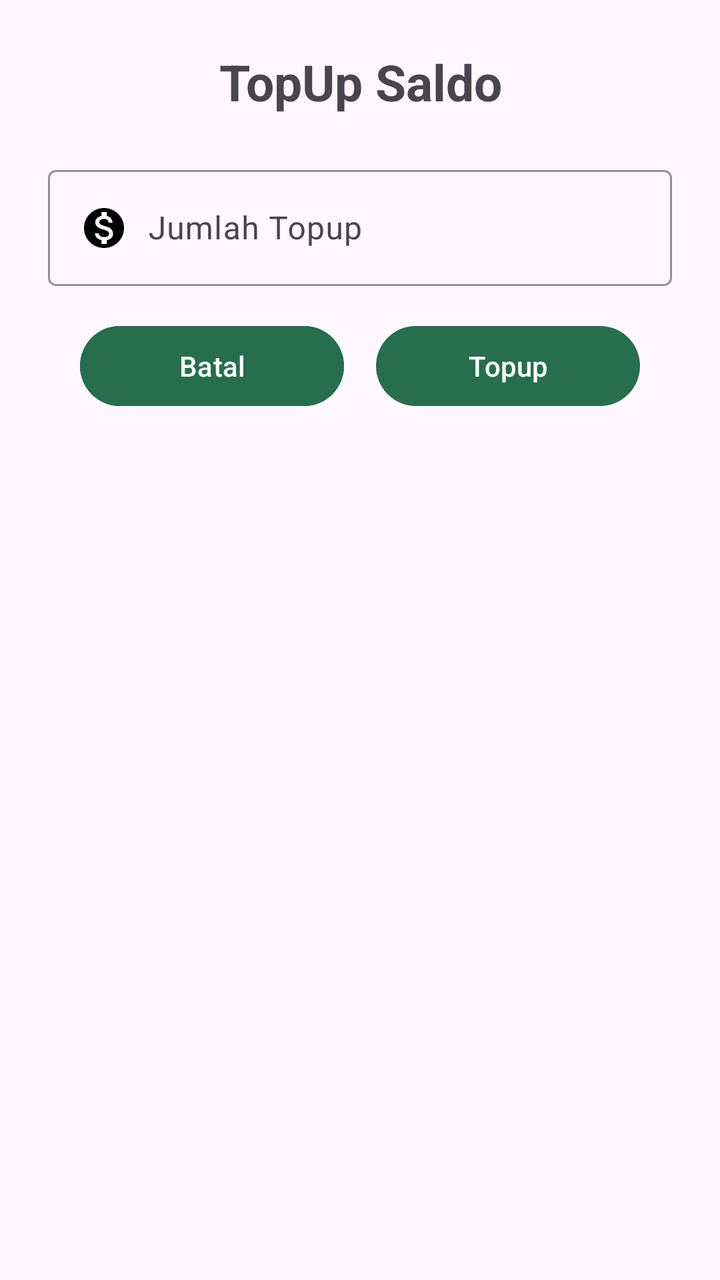
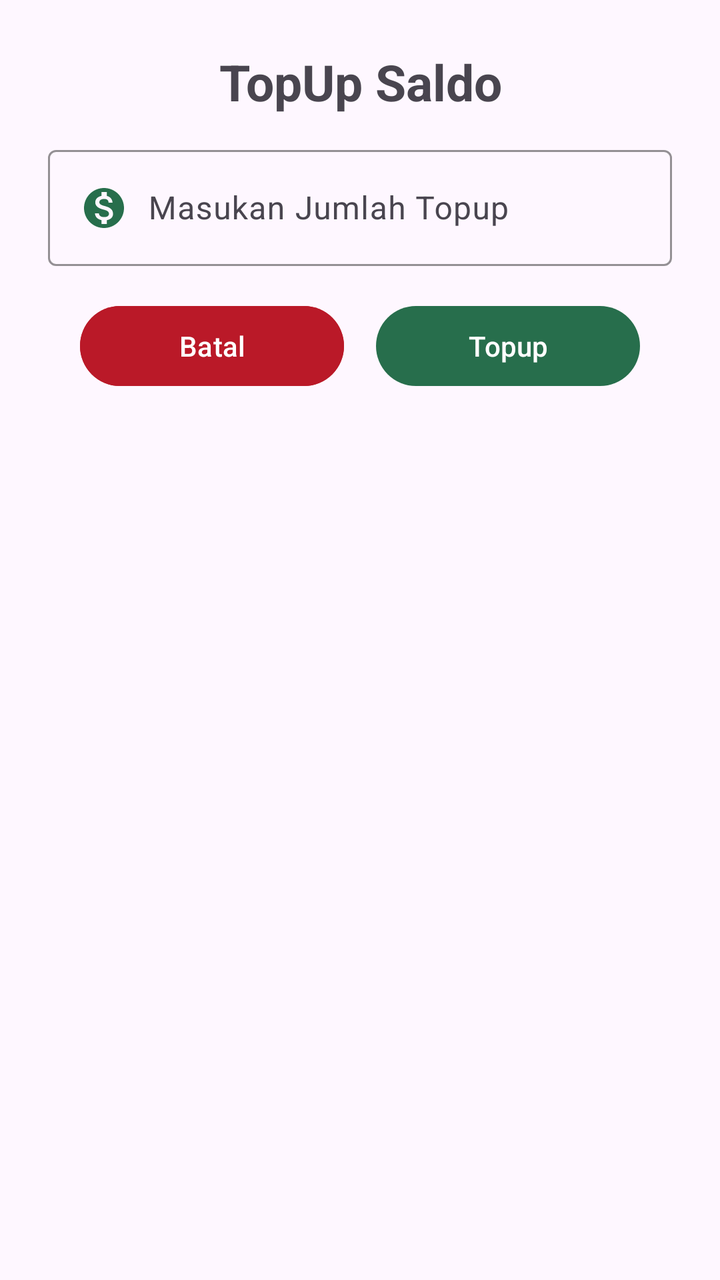

The first picture is an Android layout as it rendered before a commit; the second is the same layout after the commit. The layout source and the unified diff follow.
<!-- AndroidManifest.xml: application theme Base.Theme.MarketPay -->
<!-- res/layout/fragment_topup.xml -->
<?xml version="1.0" encoding="utf-8"?>
<LinearLayout xmlns:android="http://schemas.android.com/apk/res/android"
    xmlns:app="http://schemas.android.com/apk/res-auto"
    android:orientation="vertical"
    android:padding="24dp"
    android:layout_width="match_parent"
    android:layout_height="wrap_content">

    <TextView
        android:id="@+id/txtTitle"
        android:layout_width="match_parent"
        android:layout_height="wrap_content"
        android:text="TopUp Saldo"
        android:textSize="25sp"
        android:textStyle="bold"
        android:gravity="center"
        android:layout_marginBottom="12dp"/>

    <com.google.android.material.textfield.TextInputLayout
        android:layout_width="match_parent"
        android:layout_height="wrap_content"
        android:layout_marginTop="10dp"
        android:hint="Jumlah Topup"
        app:boxStrokeColor="@color/green"
        app:hintTextColor="@color/green">
        <com.google.android.material.textfield.TextInputEditText
            android:id="@+id/txtTopup"
            android:layout_width="match_parent"
            android:layout_height="wrap_content"
            android:drawablePadding="10dp"
            android:inputType="number"
            android:maxLength="6"
            android:drawableStart="@drawable/ic_money"
            android:textColor="@color/black" />
    </com.google.android.material.textfield.TextInputLayout>


    <LinearLayout
        android:layout_width="match_parent"
        android:layout_height="wrap_content"
        android:orientation="horizontal"
        android:paddingHorizontal="16dp"
        android:gravity="center"
        android:layout_marginTop="16dp">
        <Button
            android:id="@+id/btnCancel"
            android:layout_width="0dp"
            android:layout_height="wrap_content"
            android:layout_weight="1"
            android:text="Batal"
            android:backgroundTint="@color/green"
            android:foreground="?attr/selectableItemBackground"/>
        <Space
            android:layout_width="16dp"
            android:layout_height="wrap_content" />
        <com.google.android.material.button.MaterialButton
            android:id="@+id/btnTopup"
            android:layout_width="0dp"
            android:layout_height="wrap_content"
            android:layout_weight="1"
            android:text="Topup"
            android:textColor="@android:color/white"
            app:backgroundTint="@color/green"
            app:rippleColor="@color/white" />

    </LinearLayout>

</LinearLayout>
<!-- resources referenced by this layout -->
<resources>
  <color name="black">#FF000000</color>
  <color name="green">#276e4c</color>
  <color name="white">#FFFFFFFF</color>
  <!-- drawable ic_money (drawable) -->
  <vector xmlns:android="http://schemas.android.com/apk/res/android" android:height="24dp" android:tint="#000000" android:viewportHeight="24" android:viewportWidth="24" android:width="24dp">
        
      <path android:fillColor="@android:color/white" android:pathData="M12,2C6.48,2 2,6.48 2,12s4.48,10 10,10 10,-4.48 10,-10S17.52,2 12,2zM13.41,18.09L13.41,20h-2.67v-1.93c-1.71,-0.36 -3.16,-1.46 -3.27,-3.4h1.96c0.1,1.05 0.82,1.87 2.65,1.87 1.96,0 2.4,-0.98 2.4,-1.59 0,-0.83 -0.44,-1.61 -2.67,-2.14 -2.48,-0.6 -4.18,-1.62 -4.18,-3.67 0,-1.72 1.39,-2.84 3.11,-3.21L10.74,4h2.67v1.95c1.86,0.45 2.79,1.86 2.85,3.39L14.3,9.34c-0.05,-1.11 -0.64,-1.87 -2.22,-1.87 -1.5,0 -2.4,0.68 -2.4,1.64 0,0.84 0.65,1.39 2.67,1.91s4.18,1.39 4.18,3.91c-0.01,1.83 -1.38,2.83 -3.12,3.16z"/>
      
  </vector>
  <style name="Base.Theme.MarketPay" parent="Theme.Material3.DayNight.NoActionBar">
          <item name="android:statusBarColor">@color/green</item>
          <item name="android:windowLightStatusBar">false</item>
      </style>
</resources>

<!-- the commit's change to res/layout/fragment_topup.xml (unified diff, before → after) -->
@@ -19,8 +19,7 @@
     <com.google.android.material.textfield.TextInputLayout
         android:layout_width="match_parent"
         android:layout_height="wrap_content"
-        android:layout_marginTop="10dp"
-        android:hint="Jumlah Topup"
+        android:hint="Masukan Jumlah Topup"
         app:boxStrokeColor="@color/green"
         app:hintTextColor="@color/green">
         <com.google.android.material.textfield.TextInputEditText
@@ -31,9 +30,9 @@
             android:inputType="number"
             android:maxLength="6"
             android:drawableStart="@drawable/ic_money"
+            android:drawableTint="@color/green"
             android:textColor="@color/black" />
     </com.google.android.material.textfield.TextInputLayout>
-
 
     <LinearLayout
         android:layout_width="match_parent"
@@ -48,7 +47,7 @@
             android:layout_height="wrap_content"
             android:layout_weight="1"
             android:text="Batal"
-            android:backgroundTint="@color/green"
+            android:backgroundTint="@color/red"
             android:foreground="?attr/selectableItemBackground"/>
         <Space
             android:layout_width="16dp"
@@ -62,7 +61,6 @@
             android:textColor="@android:color/white"
             app:backgroundTint="@color/green"
             app:rippleColor="@color/white" />
-
     </LinearLayout>
 
 </LinearLayout>
<!-- resource entries referenced after the edit -->
@@ -2,6 +2,7 @@
 <resources>
   <color name="black">#FF000000</color>
   <color name="green">#276e4c</color>
+  <color name="red">#BA1928</color>
   <color name="white">#FFFFFFFF</color>
   <!-- drawable ic_money (drawable) -->
   <vector xmlns:android="http://schemas.android.com/apk/res/android" android:height="24dp" android:tint="#000000" android:viewportHeight="24" android:viewportWidth="24" android:width="24dp">
